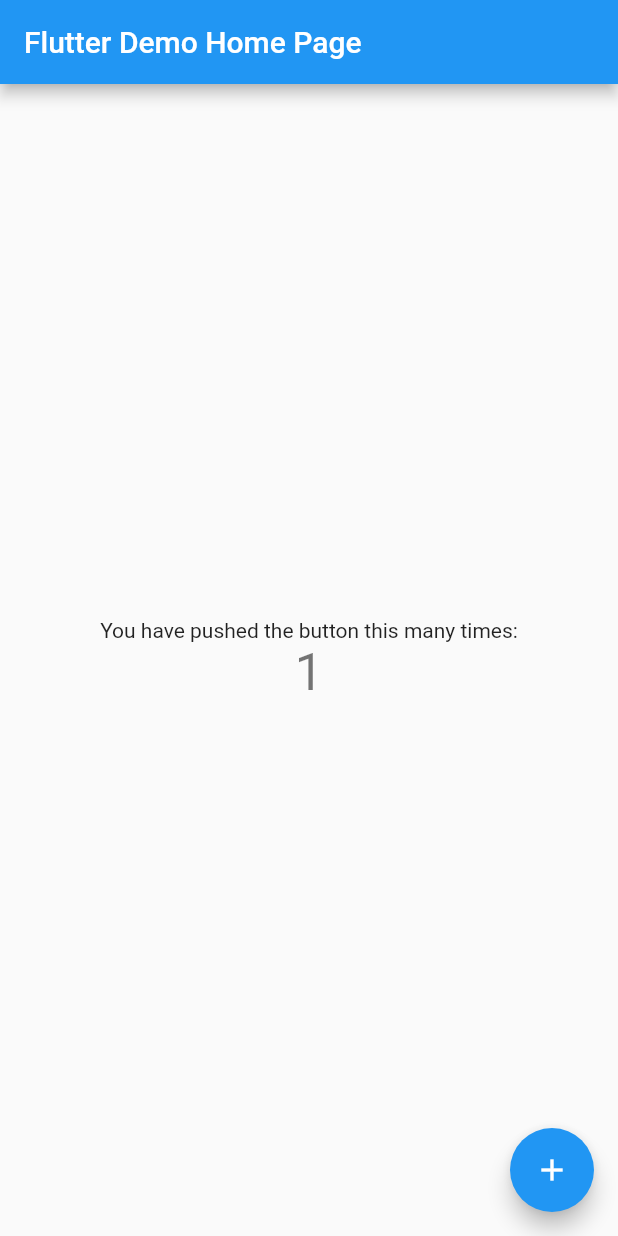
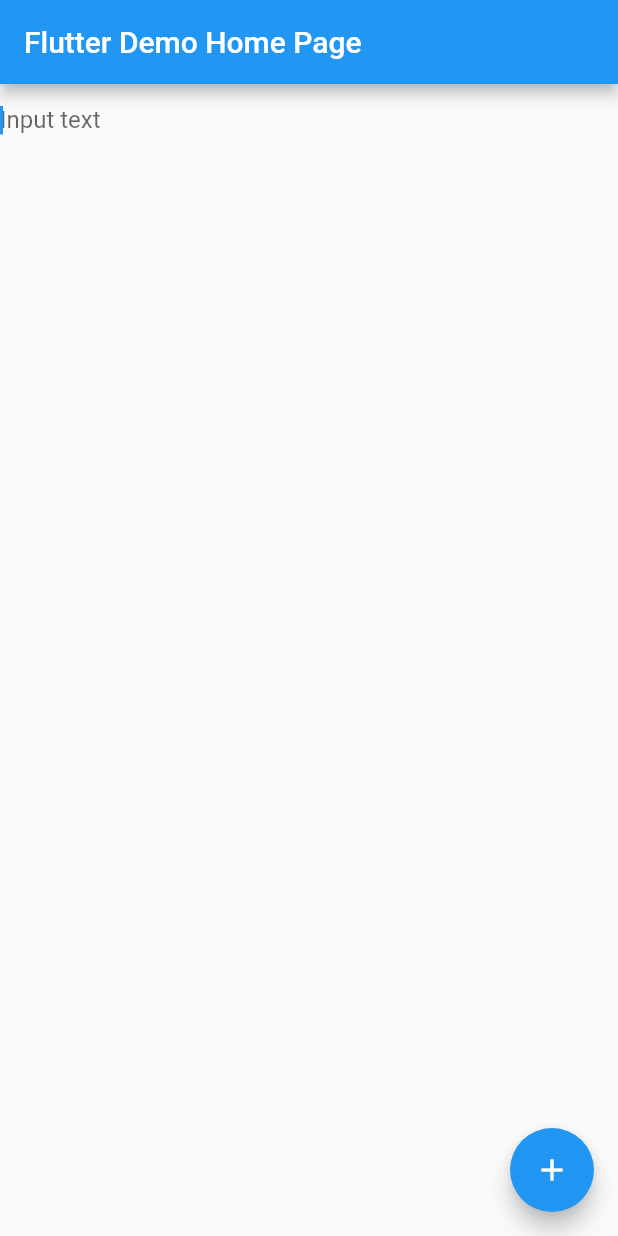
Before and after one commit to silloi/flirter, a Flutter app: the screen it shows after launch, after a tap on the "add" icon, on a phone screen of 412 x 824 dp. Run offline on Flutter 3.47's test engine with Material 2 defaults, Android fonts, the phone set to English and light mode, and no system bars.

Commit message:
create TextField to post

```diff
--- a/lib/main.dart
+++ b/lib/main.dart
@@ -48,16 +48,18 @@ class MyHomePage extends StatefulWidget {
 }
 
 class _MyHomePageState extends State<MyHomePage> {
-  int _counter = 0;
+  final textEditingController = TextEditingController();
+  final List<String> _postList = [];
 
-  void _incrementCounter() {
+  void _createOrUpdatePost() {
     setState(() {
       // This call to setState tells the Flutter framework that something has
       // changed in this State, which causes it to rerun the build method below
       // so that the display can reflect the updated values. If we changed
       // _counter without calling setState(), then the build method would not be
       // called again, and so nothing would appear to happen.
-      _counter++;
+      _postList.add(textEditingController.text);
+      textEditingController.clear();
     });
   }
 
@@ -93,20 +95,22 @@ class _MyHomePageState extends State<MyHomePage> {
           // center the children vertically; the main axis here is the vertical
           // axis because Columns are vertical (the cross axis would be
           // horizontal).
-          mainAxisAlignment: MainAxisAlignment.center,
+          mainAxisAlignment: MainAxisAlignment.start,
           children: <Widget>[
-            const Text(
-              'You have pushed the button this many times:',
+            TextField(
+              decoration: const InputDecoration(
+                border: InputBorder.none,
+                hintText: 'Input text',
+              ),
+              autofocus: true,
+              controller: textEditingController,
             ),
-            Text(
-              '$_counter',
-              style: Theme.of(context).textTheme.headline4,
-            ),
+            Text(_postList.join(', '))
           ],
         ),
       ),
       floatingActionButton: FloatingActionButton(
-        onPressed: _incrementCounter,
+        onPressed: _createOrUpdatePost,
         tooltip: 'Increment',
         child: const Icon(Icons.add),
       ), // This trailing comma makes auto-formatting nicer for build methods.
```
